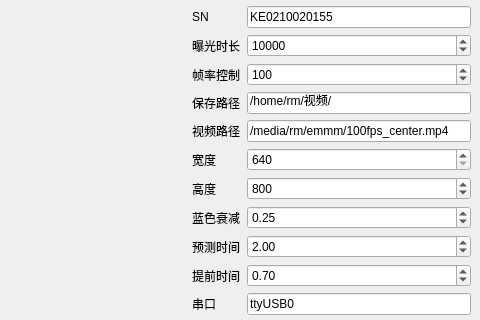
First picture: the form in mainwindow.ui, repository mrwang-19/HNU_RMUT_Vision, before the edit; both pictures show x 544 to 1024 and y 0 to 320 of the 1024 by 600 pixel window.
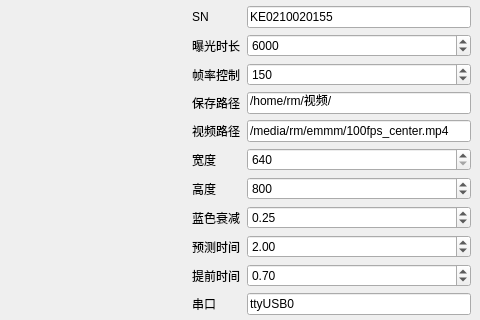
Second picture: the form after the edit. Custom widgets are drawn as their Qt base class.

Diff of the .ui file:
```diff
--- a/mainwindow.ui
+++ b/mainwindow.ui
@@ -148,7 +148,7 @@
         <number>250</number>
        </property>
        <property name="value">
-        <number>100</number>
+        <number>150</number>
        </property>
       </widget>
      </item>
@@ -268,7 +268,7 @@
         <number>2000000</number>
        </property>
        <property name="value">
-        <number>10000</number>
+        <number>6000</number>
        </property>
       </widget>
      </item>
```
